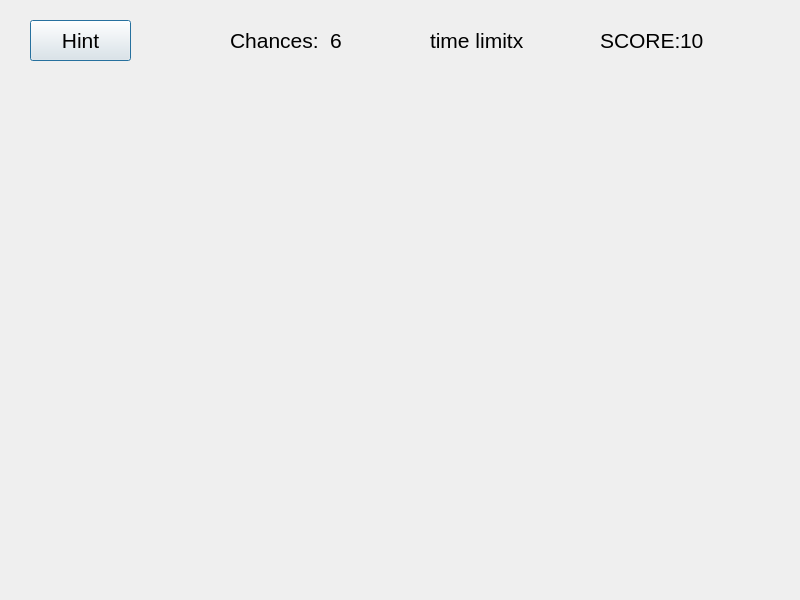
First picture: the form in Software/TheHangman/gamewindow.ui, repository michaelrenoo/TheHangman, before the edit.
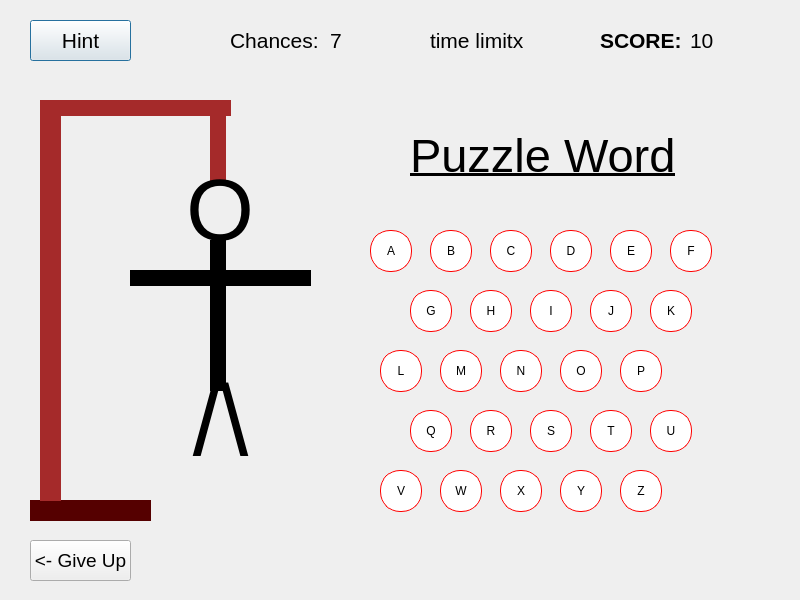
Second picture: the form after the edit.

Commit message: Added all labels and buttons in GameWindow.ui

```diff
--- a/Software/TheHangman/gamewindow.ui
+++ b/Software/TheHangman/gamewindow.ui
@@ -82,7 +82,7 @@
     </font>
    </property>
    <property name="text">
-    <string>6</string>
+    <string>7</string>
    </property>
   </widget>
   <widget class="QLabel" name="scoreLabel">
@@ -97,6 +97,8 @@
    <property name="font">
     <font>
      <pointsize>16</pointsize>
+     <weight>75</weight>
+     <bold>true</bold>
     </font>
    </property>
    <property name="text">
@@ -106,7 +108,7 @@
   <widget class="QLabel" name="scoreValueLabel">
    <property name="geometry">
     <rect>
-     <x>680</x>
+     <x>690</x>
      <y>30</y>
      <width>61</width>
      <height>20</height>
@@ -121,6 +123,805 @@
     <string>10</string>
    </property>
   </widget>
+  <widget class="QPushButton" name="backButton">
+   <property name="geometry">
+    <rect>
+     <x>30</x>
+     <y>540</y>
+     <width>101</width>
+     <height>41</height>
+    </rect>
+   </property>
+   <property name="font">
+    <font>
+     <pointsize>14</pointsize>
+    </font>
+   </property>
+   <property name="text">
+    <string>&lt;- Give Up</string>
+   </property>
+  </widget>
+  <widget class="QLabel" name="baseHMLabel">
+   <property name="geometry">
+    <rect>
+     <x>30</x>
+     <y>500</y>
+     <width>121</width>
+     <height>21</height>
+    </rect>
+   </property>
+   <property name="styleSheet">
+    <string notr="true">background-color: rgb(85, 0, 0)</string>
+   </property>
+   <property name="text">
+    <string/>
+   </property>
+  </widget>
+  <widget class="QLabel" name="firstHMLabel">
+   <property name="geometry">
+    <rect>
+     <x>40</x>
+     <y>100</y>
+     <width>21</width>
+     <height>401</height>
+    </rect>
+   </property>
+   <property name="styleSheet">
+    <string notr="true">background-color: brown;</string>
+   </property>
+   <property name="text">
+    <string/>
+   </property>
+  </widget>
+  <widget class="QLabel" name="secondHMLabel">
+   <property name="geometry">
+    <rect>
+     <x>60</x>
+     <y>100</y>
+     <width>171</width>
+     <height>16</height>
+    </rect>
+   </property>
+   <property name="styleSheet">
+    <string notr="true">background-color: brown;</string>
+   </property>
+   <property name="text">
+    <string/>
+   </property>
+  </widget>
+  <widget class="QLabel" name="thirdHMLabel">
+   <property name="geometry">
+    <rect>
+     <x>210</x>
+     <y>110</y>
+     <width>16</width>
+     <height>71</height>
+    </rect>
+   </property>
+   <property name="styleSheet">
+    <string notr="true">background-color:brown;</string>
+   </property>
+   <property name="text">
+    <string/>
+   </property>
+  </widget>
+  <widget class="QLabel" name="fourthHMLabel">
+   <property name="geometry">
+    <rect>
+     <x>180</x>
+     <y>170</y>
+     <width>80</width>
+     <height>80</height>
+    </rect>
+   </property>
+   <property name="font">
+    <font>
+     <pointsize>65</pointsize>
+    </font>
+   </property>
+   <property name="text">
+    <string>O</string>
+   </property>
+   <property name="alignment">
+    <set>Qt::AlignCenter</set>
+   </property>
+  </widget>
+  <widget class="QLabel" name="fifthHMLabel">
+   <property name="geometry">
+    <rect>
+     <x>210</x>
+     <y>240</y>
+     <width>16</width>
+     <height>151</height>
+    </rect>
+   </property>
+   <property name="styleSheet">
+    <string notr="true">background-color: black;</string>
+   </property>
+   <property name="text">
+    <string/>
+   </property>
+  </widget>
+  <widget class="QLabel" name="sixthHMLabel">
+   <property name="geometry">
+    <rect>
+     <x>130</x>
+     <y>270</y>
+     <width>181</width>
+     <height>16</height>
+    </rect>
+   </property>
+   <property name="styleSheet">
+    <string notr="true">background-color: black;</string>
+   </property>
+   <property name="text">
+    <string/>
+   </property>
+  </widget>
+  <widget class="QLabel" name="seventhHMLabel">
+   <property name="geometry">
+    <rect>
+     <x>150</x>
+     <y>370</y>
+     <width>141</width>
+     <height>101</height>
+    </rect>
+   </property>
+   <property name="font">
+    <font>
+     <pointsize>75</pointsize>
+    </font>
+   </property>
+   <property name="text">
+    <string>/\</string>
+   </property>
+   <property name="alignment">
+    <set>Qt::AlignCenter</set>
+   </property>
+  </widget>
+  <widget class="QLabel" name="puzzleWordLabel">
+   <property name="geometry">
+    <rect>
+     <x>410</x>
+     <y>130</y>
+     <width>301</width>
+     <height>51</height>
+    </rect>
+   </property>
+   <property name="font">
+    <font>
+     <pointsize>35</pointsize>
+     <underline>true</underline>
+    </font>
+   </property>
+   <property name="text">
+    <string>Puzzle Word</string>
+   </property>
+  </widget>
+  <widget class="QPushButton" name="ButtonA">
+   <property name="geometry">
+    <rect>
+     <x>370</x>
+     <y>230</y>
+     <width>42</width>
+     <height>42</height>
+    </rect>
+   </property>
+   <property name="styleSheet">
+    <string notr="true">background-color: white;
+ border-style: solid;
+ border-width:1px;
+ border-radius:20px;
+ border-color: red;
+ max-width:40px;
+ max-height:40px;
+ min-width:40px;
+ min-height:40px;</string>
+   </property>
+   <property name="text">
+    <string>A</string>
+   </property>
+  </widget>
+  <widget class="QPushButton" name="ButtonB">
+   <property name="geometry">
+    <rect>
+     <x>430</x>
+     <y>230</y>
+     <width>42</width>
+     <height>42</height>
+    </rect>
+   </property>
+   <property name="styleSheet">
+    <string notr="true">background-color: white;
+ border-style: solid;
+ border-width:1px;
+ border-radius:20px;
+ border-color: red;
+ max-width:40px;
+ max-height:40px;
+ min-width:40px;
+ min-height:40px;</string>
+   </property>
+   <property name="text">
+    <string>B</string>
+   </property>
+  </widget>
+  <widget class="QPushButton" name="ButtonC">
+   <property name="geometry">
+    <rect>
+     <x>490</x>
+     <y>230</y>
+     <width>42</width>
+     <height>42</height>
+    </rect>
+   </property>
+   <property name="styleSheet">
+    <string notr="true">background-color: white;
+ border-style: solid;
+ border-width:1px;
+ border-radius:20px;
+ border-color: red;
+ max-width:40px;
+ max-height:40px;
+ min-width:40px;
+ min-height:40px;</string>
+   </property>
+   <property name="text">
+    <string>C</string>
+   </property>
+  </widget>
+  <widget class="QPushButton" name="ButtonD">
+   <property name="geometry">
+    <rect>
+     <x>550</x>
+     <y>230</y>
+     <width>42</width>
+     <height>42</height>
+    </rect>
+   </property>
+   <property name="styleSheet">
+    <string notr="true">background-color: white;
+ border-style: solid;
+ border-width:1px;
+ border-radius:20px;
+ border-color: red;
+ max-width:40px;
+ max-height:40px;
+ min-width:40px;
+ min-height:40px;</string>
+   </property>
+   <property name="text">
+    <string>D</string>
+   </property>
+  </widget>
+  <widget class="QPushButton" name="ButtonE">
+   <property name="geometry">
+    <rect>
+     <x>610</x>
+     <y>230</y>
+     <width>42</width>
+     <height>42</height>
+    </rect>
+   </property>
+   <property name="styleSheet">
+    <string notr="true">background-color: white;
+ border-style: solid;
+ border-width:1px;
+ border-radius:20px;
+ border-color: red;
+ max-width:40px;
+ max-height:40px;
+ min-width:40px;
+ min-height:40px;</string>
+   </property>
+   <property name="text">
+    <string>E</string>
+   </property>
+  </widget>
+  <widget class="QPushButton" name="ButtonF">
+   <property name="geometry">
+    <rect>
+     <x>670</x>
+     <y>230</y>
+     <width>42</width>
+     <height>42</height>
+    </rect>
+   </property>
+   <property name="styleSheet">
+    <string notr="true">background-color: white;
+ border-style: solid;
+ border-width:1px;
+ border-radius:20px;
+ border-color: red;
+ max-width:40px;
+ max-height:40px;
+ min-width:40px;
+ min-height:40px;</string>
+   </property>
+   <property name="text">
+    <string>F</string>
+   </property>
+  </widget>
+  <widget class="QPushButton" name="ButtonG">
+   <property name="geometry">
+    <rect>
+     <x>410</x>
+     <y>290</y>
+     <width>42</width>
+     <height>42</height>
+    </rect>
+   </property>
+   <property name="styleSheet">
+    <string notr="true">background-color: white;
+ border-style: solid;
+ border-width:1px;
+ border-radius:20px;
+ border-color: red;
+ max-width:40px;
+ max-height:40px;
+ min-width:40px;
+ min-height:40px;</string>
+   </property>
+   <property name="text">
+    <string>G</string>
+   </property>
+  </widget>
+  <widget class="QPushButton" name="ButtonH">
+   <property name="geometry">
+    <rect>
+     <x>470</x>
+     <y>290</y>
+     <width>42</width>
+     <height>42</height>
+    </rect>
+   </property>
+   <property name="styleSheet">
+    <string notr="true">background-color: white;
+ border-style: solid;
+ border-width:1px;
+ border-radius:20px;
+ border-color: red;
+ max-width:40px;
+ max-height:40px;
+ min-width:40px;
+ min-height:40px;</string>
+   </property>
+   <property name="text">
+    <string>H</string>
+   </property>
+  </widget>
+  <widget class="QPushButton" name="ButtonJ">
+   <property name="geometry">
+    <rect>
+     <x>590</x>
+     <y>290</y>
+     <width>42</width>
+     <height>42</height>
+    </rect>
+   </property>
+   <property name="styleSheet">
+    <string notr="true">background-color: white;
+ border-style: solid;
+ border-width:1px;
+ border-radius:20px;
+ border-color: red;
+ max-width:40px;
+ max-height:40px;
+ min-width:40px;
+ min-height:40px;</string>
+   </property>
+   <property name="text">
+    <string>J</string>
+   </property>
+  </widget>
+  <widget class="QPushButton" name="ButtonK">
+   <property name="geometry">
+    <rect>
+     <x>650</x>
+     <y>290</y>
+     <width>42</width>
+     <height>42</height>
+    </rect>
+   </property>
+   <property name="styleSheet">
+    <string notr="true">background-color: white;
+ border-style: solid;
+ border-width:1px;
+ border-radius:20px;
+ border-color: red;
+ max-width:40px;
+ max-height:40px;
+ min-width:40px;
+ min-height:40px;</string>
+   </property>
+   <property name="text">
+    <string>K</string>
+   </property>
+  </widget>
+  <widget class="QPushButton" name="ButtonL">
+   <property name="geometry">
+    <rect>
+     <x>380</x>
+     <y>350</y>
+     <width>42</width>
+     <height>42</height>
+    </rect>
+   </property>
+   <property name="styleSheet">
+    <string notr="true">background-color: white;
+ border-style: solid;
+ border-width:1px;
+ border-radius:20px;
+ border-color: red;
+ max-width:40px;
+ max-height:40px;
+ min-width:40px;
+ min-height:40px;</string>
+   </property>
+   <property name="text">
+    <string>L</string>
+   </property>
+  </widget>
+  <widget class="QPushButton" name="ButtonI">
+   <property name="geometry">
+    <rect>
+     <x>530</x>
+     <y>290</y>
+     <width>42</width>
+     <height>42</height>
+    </rect>
+   </property>
+   <property name="styleSheet">
+    <string notr="true">background-color: white;
+ border-style: solid;
+ border-width:1px;
+ border-radius:20px;
+ border-color: red;
+ max-width:40px;
+ max-height:40px;
+ min-width:40px;
+ min-height:40px;</string>
+   </property>
+   <property name="text">
+    <string>I</string>
+   </property>
+  </widget>
+  <widget class="QPushButton" name="ButtonM">
+   <property name="geometry">
+    <rect>
+     <x>440</x>
+     <y>350</y>
+     <width>42</width>
+     <height>42</height>
+    </rect>
+   </property>
+   <property name="styleSheet">
+    <string notr="true">background-color: white;
+ border-style: solid;
+ border-width:1px;
+ border-radius:20px;
+ border-color: red;
+ max-width:40px;
+ max-height:40px;
+ min-width:40px;
+ min-height:40px;</string>
+   </property>
+   <property name="text">
+    <string>M</string>
+   </property>
+  </widget>
+  <widget class="QPushButton" name="ButtonN">
+   <property name="geometry">
+    <rect>
+     <x>500</x>
+     <y>350</y>
+     <width>42</width>
+     <height>42</height>
+    </rect>
+   </property>
+   <property name="styleSheet">
+    <string notr="true">background-color: white;
+ border-style: solid;
+ border-width:1px;
+ border-radius:20px;
+ border-color: red;
+ max-width:40px;
+ max-height:40px;
+ min-width:40px;
+ min-height:40px;</string>
+   </property>
+   <property name="text">
+    <string>N</string>
+   </property>
+  </widget>
+  <widget class="QPushButton" name="ButtonP">
+   <property name="geometry">
+    <rect>
+     <x>620</x>
+     <y>350</y>
+     <width>42</width>
+     <height>42</height>
+    </rect>
+   </property>
+   <property name="styleSheet">
+    <string notr="true">background-color: white;
+ border-style: solid;
+ border-width:1px;
+ border-radius:20px;
+ border-color: red;
+ max-width:40px;
+ max-height:40px;
+ min-width:40px;
+ min-height:40px;</string>
+   </property>
+   <property name="text">
+    <string>P</string>
+   </property>
+  </widget>
+  <widget class="QPushButton" name="ButtonQ">
+   <property name="geometry">
+    <rect>
+     <x>410</x>
+     <y>410</y>
+     <width>42</width>
+     <height>42</height>
+    </rect>
+   </property>
+   <property name="styleSheet">
+    <string notr="true">background-color: white;
+ border-style: solid;
+ border-width:1px;
+ border-radius:20px;
+ border-color: red;
+ max-width:40px;
+ max-height:40px;
+ min-width:40px;
+ min-height:40px;</string>
+   </property>
+   <property name="text">
+    <string>Q</string>
+   </property>
+  </widget>
+  <widget class="QPushButton" name="ButtonR">
+   <property name="geometry">
+    <rect>
+     <x>470</x>
+     <y>410</y>
+     <width>42</width>
+     <height>42</height>
+    </rect>
+   </property>
+   <property name="styleSheet">
+    <string notr="true">background-color: white;
+ border-style: solid;
+ border-width:1px;
+ border-radius:20px;
+ border-color: red;
+ max-width:40px;
+ max-height:40px;
+ min-width:40px;
+ min-height:40px;</string>
+   </property>
+   <property name="text">
+    <string>R</string>
+   </property>
+  </widget>
+  <widget class="QPushButton" name="ButtonO">
+   <property name="geometry">
+    <rect>
+     <x>560</x>
+     <y>350</y>
+     <width>42</width>
+     <height>42</height>
+    </rect>
+   </property>
+   <property name="styleSheet">
+    <string notr="true">background-color: white;
+ border-style: solid;
+ border-width:1px;
+ border-radius:20px;
+ border-color: red;
+ max-width:40px;
+ max-height:40px;
+ min-width:40px;
+ min-height:40px;</string>
+   </property>
+   <property name="text">
+    <string>O</string>
+   </property>
+  </widget>
+  <widget class="QPushButton" name="ButtonU">
+   <property name="geometry">
+    <rect>
+     <x>650</x>
+     <y>410</y>
+     <width>42</width>
+     <height>42</height>
+    </rect>
+   </property>
+   <property name="styleSheet">
+    <string notr="true">background-color: white;
+ border-style: solid;
+ border-width:1px;
+ border-radius:20px;
+ border-color: red;
+ max-width:40px;
+ max-height:40px;
+ min-width:40px;
+ min-height:40px;</string>
+   </property>
+   <property name="text">
+    <string>U</string>
+   </property>
+  </widget>
+  <widget class="QPushButton" name="ButtonT">
+   <property name="geometry">
+    <rect>
+     <x>590</x>
+     <y>410</y>
+     <width>42</width>
+     <height>42</height>
+    </rect>
+   </property>
+   <property name="styleSheet">
+    <string notr="true">background-color: white;
+ border-style: solid;
+ border-width:1px;
+ border-radius:20px;
+ border-color: red;
+ max-width:40px;
+ max-height:40px;
+ min-width:40px;
+ min-height:40px;</string>
+   </property>
+   <property name="text">
+    <string>T</string>
+   </property>
+  </widget>
+  <widget class="QPushButton" name="ButtonS">
+   <property name="geometry">
+    <rect>
+     <x>530</x>
+     <y>410</y>
+     <width>42</width>
+     <height>42</height>
+    </rect>
+   </property>
+   <property name="styleSheet">
+    <string notr="true">background-color: white;
+ border-style: solid;
+ border-width:1px;
+ border-radius:20px;
+ border-color: red;
+ max-width:40px;
+ max-height:40px;
+ min-width:40px;
+ min-height:40px;</string>
+   </property>
+   <property name="text">
+    <string>S</string>
+   </property>
+  </widget>
+  <widget class="QPushButton" name="ButtonY">
+   <property name="geometry">
+    <rect>
+     <x>560</x>
+     <y>470</y>
+     <width>42</width>
+     <height>42</height>
+    </rect>
+   </property>
+   <property name="styleSheet">
+    <string notr="true">background-color: white;
+ border-style: solid;
+ border-width:1px;
+ border-radius:20px;
+ border-color: red;
+ max-width:40px;
+ max-height:40px;
+ min-width:40px;
+ min-height:40px;</string>
+   </property>
+   <property name="text">
+    <string>Y</string>
+   </property>
+  </widget>
+  <widget class="QPushButton" name="ButtonW">
+   <property name="geometry">
+    <rect>
+     <x>440</x>
+     <y>470</y>
+     <width>42</width>
+     <height>42</height>
+    </rect>
+   </property>
+   <property name="styleSheet">
+    <string notr="true">background-color: white;
+ border-style: solid;
+ border-width:1px;
+ border-radius:20px;
+ border-color: red;
+ max-width:40px;
+ max-height:40px;
+ min-width:40px;
+ min-height:40px;</string>
+   </property>
+   <property name="text">
+    <string>W</string>
+   </property>
+  </widget>
+  <widget class="QPushButton" name="ButtonZ">
+   <property name="geometry">
+    <rect>
+     <x>620</x>
+     <y>470</y>
+     <width>42</width>
+     <height>42</height>
+    </rect>
+   </property>
+   <property name="styleSheet">
+    <string notr="true">background-color: white;
+ border-style: solid;
+ border-width:1px;
+ border-radius:20px;
+ border-color: red;
+ max-width:40px;
+ max-height:40px;
+ min-width:40px;
+ min-height:40px;</string>
+   </property>
+   <property name="text">
+    <string>Z</string>
+   </property>
+  </widget>
+  <widget class="QPushButton" name="ButtonX">
+   <property name="geometry">
+    <rect>
+     <x>500</x>
+     <y>470</y>
+     <width>42</width>
+     <height>42</height>
+    </rect>
+   </property>
+   <property name="styleSheet">
+    <string notr="true">background-color: white;
+ border-style: solid;
+ border-width:1px;
+ border-radius:20px;
+ border-color: red;
+ max-width:40px;
+ max-height:40px;
+ min-width:40px;
+ min-height:40px;</string>
+   </property>
+   <property name="text">
+    <string>X</string>
+   </property>
+  </widget>
+  <widget class="QPushButton" name="ButtonV">
+   <property name="geometry">
+    <rect>
+     <x>380</x>
+     <y>470</y>
+     <width>42</width>
+     <height>42</height>
+    </rect>
+   </property>
+   <property name="styleSheet">
+    <string notr="true">background-color: white;
+ border-style: solid;
+ border-width:1px;
+ border-radius:20px;
+ border-color: red;
+ max-width:40px;
+ max-height:40px;
+ min-width:40px;
+ min-height:40px;</string>
+   </property>
+   <property name="text">
+    <string>V</string>
+   </property>
+  </widget>
  </widget>
  <resources/>
  <connections/>
```
Left out of the diff: 5 changed lines with no effect on the pictures. The commit also changes 1 other file.
